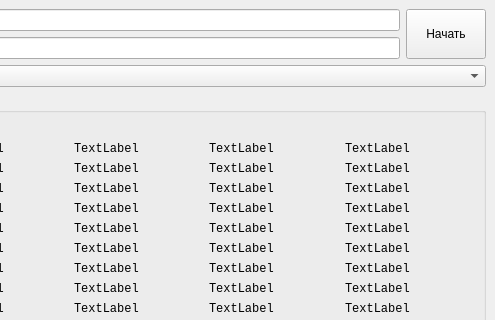
Above: forms/demo.ui from suiljex/idea_tools before the change; both pictures show x 488 to 983 and y 0 to 320 of the 983 by 981 pixel window. Below: the same form after it.
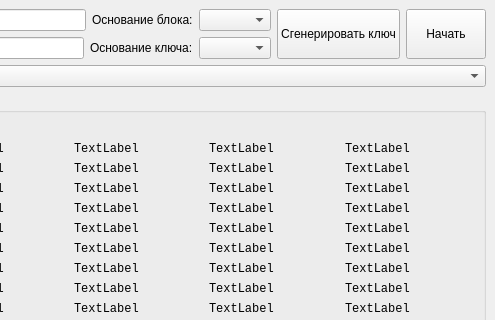
That is the form after the change.

Patch:
```diff
--- a/forms/demo.ui
+++ b/forms/demo.ui
@@ -47,6 +47,29 @@
             </property>
            </widget>
           </item>
+          <item>
+           <widget class="QLabel" name="label_base_data">
+            <property name="sizePolicy">
+             <sizepolicy hsizetype="Fixed" vsizetype="Preferred">
+              <horstretch>0</horstretch>
+              <verstretch>0</verstretch>
+             </sizepolicy>
+            </property>
+            <property name="text">
+             <string>Основание блока:</string>
+            </property>
+           </widget>
+          </item>
+          <item>
+           <widget class="QComboBox" name="comboBox_base_data">
+            <property name="sizePolicy">
+             <sizepolicy hsizetype="Fixed" vsizetype="Fixed">
+              <horstretch>0</horstretch>
+              <verstretch>0</verstretch>
+             </sizepolicy>
+            </property>
+           </widget>
+          </item>
          </layout>
         </item>
         <item>
@@ -73,10 +96,46 @@
           <item>
            <widget class="QLineEdit" name="edit_key"/>
           </item>
+          <item>
+           <widget class="QLabel" name="label_base_key">
+            <property name="sizePolicy">
+             <sizepolicy hsizetype="Fixed" vsizetype="Preferred">
+              <horstretch>0</horstretch>
+              <verstretch>0</verstretch>
+             </sizepolicy>
+            </property>
+            <property name="text">
+             <string>Основание ключа:</string>
+            </property>
+           </widget>
+          </item>
+          <item>
+           <widget class="QComboBox" name="comboBox_base_key">
+            <property name="sizePolicy">
+             <sizepolicy hsizetype="Fixed" vsizetype="Fixed">
+              <horstretch>0</horstretch>
+              <verstretch>0</verstretch>
+             </sizepolicy>
+            </property>
+           </widget>
+          </item>
          </layout>
         </item>
        </layout>
       </item>
+      <item>
+       <widget class="QPushButton" name="pushButton_genkey">
+        <property name="sizePolicy">
+         <sizepolicy hsizetype="Minimum" vsizetype="Minimum">
+          <horstretch>0</horstretch>
+          <verstretch>0</verstretch>
+         </sizepolicy>
+        </property>
+        <property name="text">
+         <string>Сгенерировать ключ</string>
+        </property>
+       </widget>
+      </item>
       <item>
        <widget class="QPushButton" name="pushButton_start">
         <property name="sizePolicy">
```
